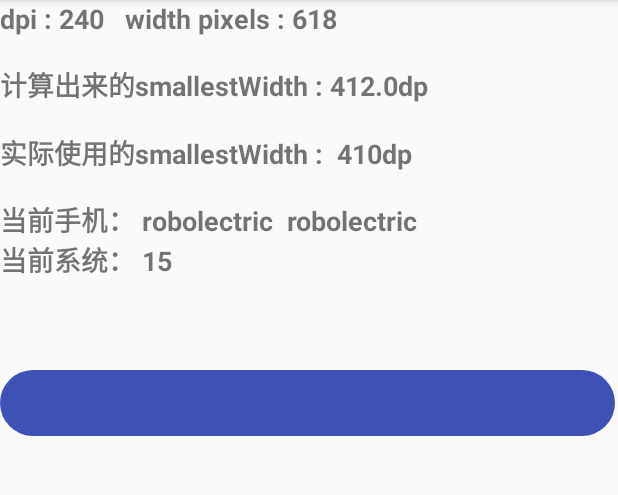
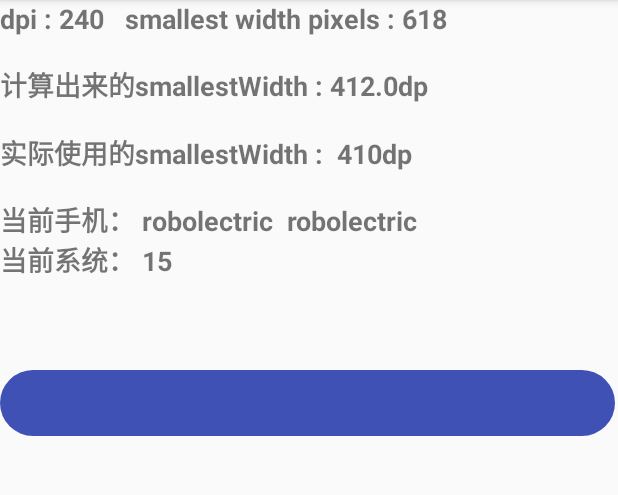
Before and after one commit to ladingwu/dimens_sw, an Android app: the screen it shows after launch (MainActivity), on a phone screen of 412 x 824 dp, the part 84-579 px from its top. Run offline under Robolectric (Android 15) with nearby library versions, the phone set to English and light mode, and no system bars.

Commit message:
fix:修复手机屏幕宽度和最小宽度不一致的情况

```diff
--- a/app/src/main/java/com/example/laddingwu/adapterapplication/MainActivity.java
+++ b/app/src/main/java/com/example/laddingwu/adapterapplication/MainActivity.java
@@ -24,9 +24,10 @@ public class MainActivity extends AppCompatActivity {
             @Override
             public void run() {
                 DisplayMetrics dm = new DisplayMetrics();
-                getWindowManager().getDefaultDisplay().getRealMetrics(dm);
-                tv1.setText("dpi : "+dm.densityDpi +"   width pixels : "+dm.widthPixels);
-                tv2.setText("计算出来的smallestWidth : "+dm.widthPixels/(dm.densityDpi/160.0) +"dp");
+                getWindowManager().getDefaultDisplay().getMetrics(dm);
+                int width = Math.min(dm.widthPixels,dm.heightPixels);
+                tv1.setText("dpi : "+dm.densityDpi +"   smallest width pixels : "+width);
+                tv2.setText("计算出来的smallestWidth : "+width/(dm.densityDpi/160.0) +"dp");
                 tv3.setText("实际使用的smallestWidth :  "+getResources().getString(R.string.base_dpi));
                 tv4.setText("当前手机： "+SystemUtil.getDeviceBrand()+"  "+SystemUtil.getSystemModel()+ " \n"+"当前系统： "+SystemUtil.getSystemVersion()+ " ");
                 LinearLayout.LayoutParams p= (LinearLayout.LayoutParams) view.getLayoutParams();
```
